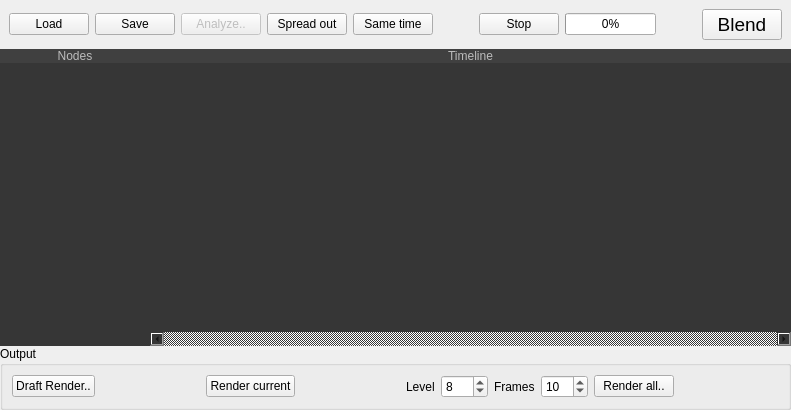
Above: TopoBlenderLib/SchedulerWidget.ui from ialhashim/topo-blend before the change. Below: the same form after it.
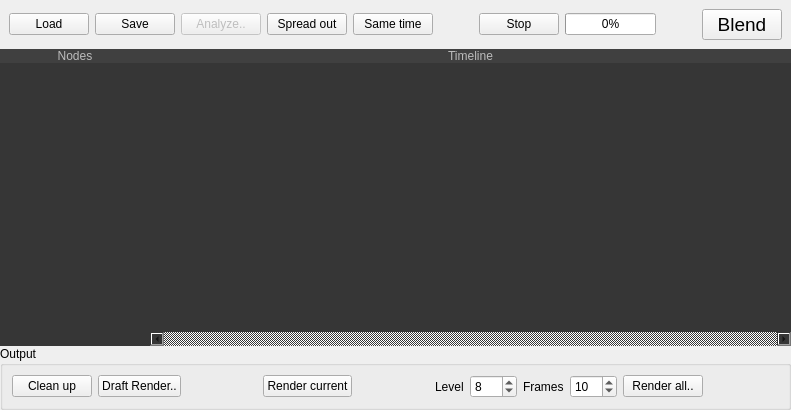
That is the form after the change. Icons and pictures are not drawn.

What changed in the file:
```diff
--- a/TopoBlenderLib/SchedulerWidget.ui
+++ b/TopoBlenderLib/SchedulerWidget.ui
@@ -6,7 +6,7 @@
    <rect>
     <x>0</x>
     <y>0</y>
-    <width>707</width>
+    <width>764</width>
     <height>410</height>
    </rect>
   </property>
@@ -315,7 +315,7 @@
          <string>Output</string>
         </property>
         <layout class="QGridLayout" name="gridLayout_3">
-         <item row="0" column="5">
+         <item row="0" column="6">
           <widget class="QSpinBox" name="reconLevel">
            <property name="minimum">
             <number>4</number>
@@ -328,21 +328,21 @@
            </property>
           </widget>
          </item>
-         <item row="0" column="2">
+         <item row="0" column="3">
           <widget class="QPushButton" name="renderCurrentButton">
            <property name="text">
             <string>Render current</string>
            </property>
           </widget>
          </item>
-         <item row="0" column="0">
+         <item row="0" column="1">
           <widget class="QPushButton" name="draftRenderButton">
            <property name="text">
             <string>Draft Render..</string>
            </property>
           </widget>
          </item>
-         <item row="0" column="1">
+         <item row="0" column="2">
           <spacer name="horizontalSpacer_5">
            <property name="orientation">
             <enum>Qt::Horizontal</enum>
@@ -355,7 +355,7 @@
            </property>
           </spacer>
          </item>
-         <item row="0" column="3">
+         <item row="0" column="4">
           <spacer name="horizontalSpacer_4">
            <property name="orientation">
             <enum>Qt::Horizontal</enum>
@@ -368,7 +368,7 @@
            </property>
           </spacer>
          </item>
-         <item row="0" column="9">
+         <item row="0" column="10">
           <spacer name="horizontalSpacer_3">
            <property name="orientation">
             <enum>Qt::Horizontal</enum>
@@ -381,14 +381,14 @@
            </property>
           </spacer>
          </item>
-         <item row="0" column="8">
+         <item row="0" column="9">
           <widget class="QPushButton" name="renderAllButton">
            <property name="text">
             <string>Render all..</string>
            </property>
           </widget>
          </item>
-         <item row="0" column="7">
+         <item row="0" column="8">
           <widget class="QSpinBox" name="renderCount">
            <property name="toolTip">
             <string>Value of -1 gives entire sequence</string>
@@ -407,20 +407,27 @@
            </property>
           </widget>
          </item>
-         <item row="0" column="6">
+         <item row="0" column="7">
           <widget class="QLabel" name="label">
            <property name="text">
             <string>Frames</string>
            </property>
           </widget>
          </item>
-         <item row="0" column="4">
+         <item row="0" column="5">
           <widget class="QLabel" name="label_2">
            <property name="text">
             <string>Level</string>
            </property>
           </widget>
          </item>
+         <item row="0" column="0">
+          <widget class="QPushButton" name="cleanUpButton">
+           <property name="text">
+            <string>Clean up</string>
+           </property>
+          </widget>
+         </item>
         </layout>
        </widget>
       </item>
```
